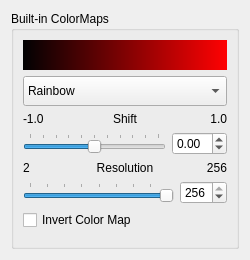
First picture: the form in src/Interface/Modules/Visualization/CreateStandardColorMap.ui, repository SCIInstitute/SCIRun, before the edit.
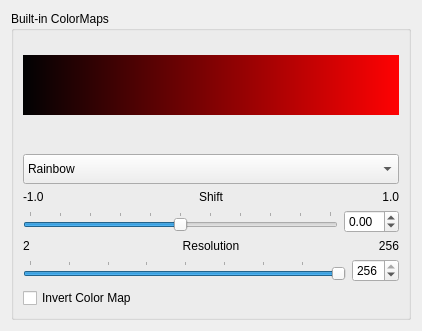
Second picture: the form after the edit.

Commit message: Make color label bigger

The edit to the form file:
```diff
--- a/src/Interface/Modules/Visualization/CreateStandardColorMap.ui
+++ b/src/Interface/Modules/Visualization/CreateStandardColorMap.ui
@@ -6,8 +6,8 @@
    <rect>
     <x>0</x>
     <y>0</y>
-    <width>250</width>
-    <height>260</height>
+    <width>422</width>
+    <height>331</height>
    </rect>
   </property>
   <property name="sizePolicy">
@@ -18,8 +18,8 @@
   </property>
   <property name="minimumSize">
    <size>
-    <width>250</width>
-    <height>260</height>
+    <width>422</width>
+    <height>331</height>
    </size>
   </property>
   <property name="windowTitle">
@@ -28,8 +28,8 @@
   <property name="autoFillBackground">
    <bool>false</bool>
   </property>
-  <layout class="QGridLayout" name="gridLayout_2">
-   <item row="0" column="0">
+  <layout class="QVBoxLayout" name="verticalLayout_2">
+   <item>
     <widget class="QGroupBox" name="groupBox">
      <property name="title">
       <string>Built-in ColorMaps</string>
@@ -40,7 +40,7 @@
         <property name="minimumSize">
          <size>
           <width>0</width>
-          <height>30</height>
+          <height>60</height>
          </size>
         </property>
         <property name="maximumSize">
@@ -57,6 +57,19 @@
         </property>
        </widget>
       </item>
+      <item>
+       <spacer name="verticalSpacer">
+        <property name="orientation">
+         <enum>Qt::Vertical</enum>
+        </property>
+        <property name="sizeHint" stdset="0">
+         <size>
+          <width>20</width>
+          <height>40</height>
+         </size>
+        </property>
+       </spacer>
+      </item>
       <item>
        <widget class="QComboBox" name="colorMapNameComboBox_">
         <property name="minimumSize">
@@ -265,19 +278,6 @@
         </property>
        </widget>
       </item>
-      <item>
-       <spacer name="verticalSpacer">
-        <property name="orientation">
-         <enum>Qt::Vertical</enum>
-        </property>
-        <property name="sizeHint" stdset="0">
-         <size>
-          <width>20</width>
-          <height>40</height>
-         </size>
-        </property>
-       </spacer>
-      </item>
      </layout>
     </widget>
    </item>
```
